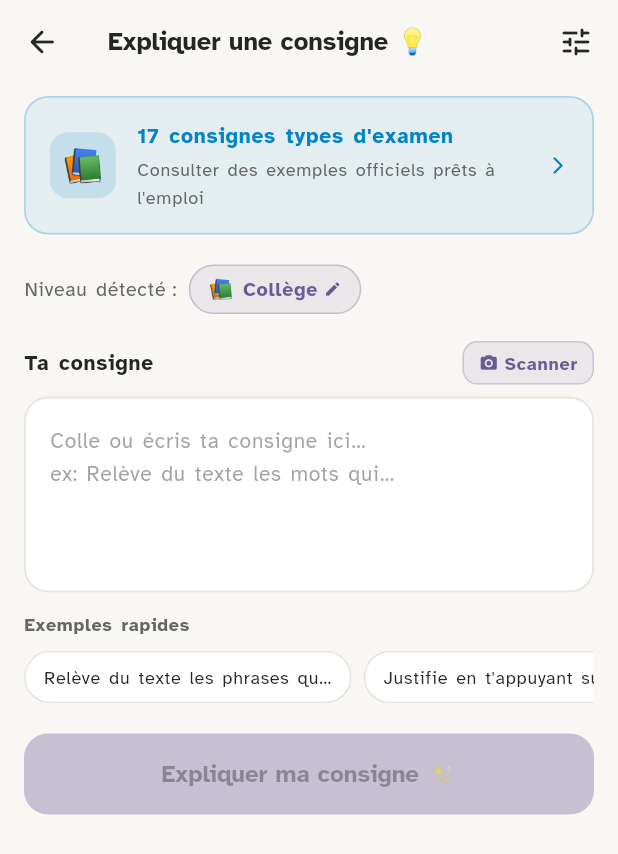
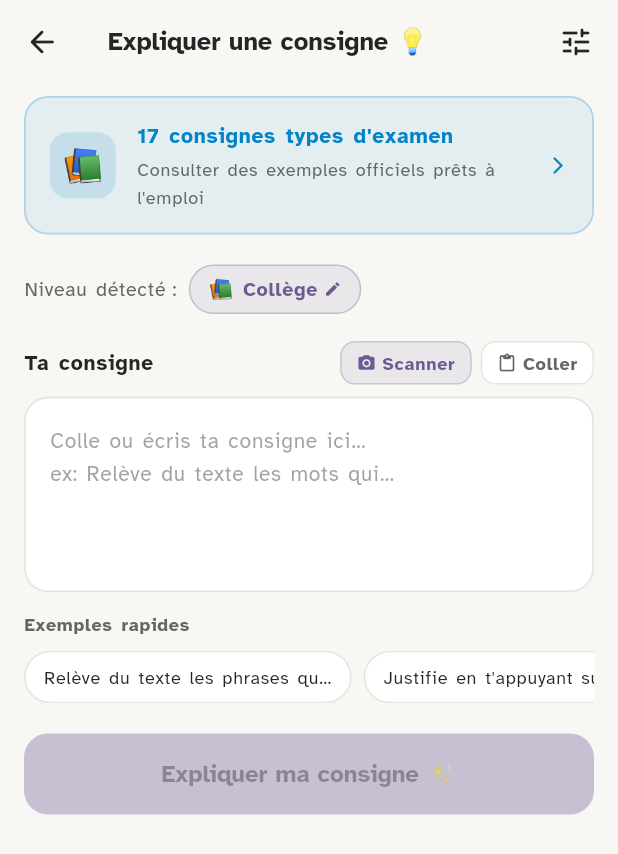
Before and after one commit to Abderrahmen-Benmakhloufi/dyclic, a Flutter app: the InstructionAiScreen screen opened directly, on a phone screen of 412 x 824 dp. Shown: the top 854 px of the screen. Run offline on Flutter 3.47's test engine with Material 3 defaults, Android fonts, the phone set to English and light mode, and no system bars; our stand-ins replace flutter_dotenv, flutter_riverpod, google_generative_ai, image_picker, shared_preferences; missing offline and left inert: google_mlkit_text_recognition; accounts and stored records are empty.

Commit message:
ui: add Coller (paste) button next to Scanner in InstructionAiScreen

```diff
--- a/app/lib/features/instructions/instruction_ai_screen.dart
+++ b/app/lib/features/instructions/instruction_ai_screen.dart
@@ -1,4 +1,5 @@
 import 'package:flutter/material.dart';
+import 'package:flutter/services.dart';
 import 'package:flutter_riverpod/flutter_riverpod.dart';
 
 import '../../core/learner_profile/learner_profile_notifier.dart';
@@ -283,6 +284,17 @@ class _InstructionAiScreenState extends ConsumerState<InstructionAiScreen> {
     _focusNode.requestFocus();
   }
 
+  Future<void> _pasteText() async {
+    final data = await Clipboard.getData(Clipboard.kTextPlain);
+    final text = data?.text?.trim() ?? '';
+    if (text.isNotEmpty) {
+      setState(() {
+        _controller.text = text;
+        _hasError = false;
+      });
+    }
+  }
+
   void _clearInput() {
     _controller.clear();
     setState(() {
@@ -349,6 +361,7 @@ class _InstructionAiScreenState extends ConsumerState<InstructionAiScreen> {
               onChanged: (_) => setState(() {}),
               onClear: _clearInput,
               onScan: _scanText,
+              onPaste: _pasteText,
               theme: theme,
             ),
             const SizedBox(height: 12),
@@ -551,6 +564,7 @@ class _InputSection extends StatelessWidget {
     required this.onChanged,
     required this.onClear,
     required this.onScan,
+    required this.onPaste,
     required this.theme,
   });
 
@@ -559,6 +573,7 @@ class _InputSection extends StatelessWidget {
   final ValueChanged<String> onChanged;
   final VoidCallback onClear;
   final VoidCallback onScan;
+  final VoidCallback onPaste;
   final ThemeData theme;
 
   @override
@@ -610,8 +625,38 @@ class _InputSection extends StatelessWidget {
                 ),
               ),
             ),
+            const SizedBox(width: 6),
+            // Paste button
+            GestureDetector(
+              onTap: onPaste,
+              child: Container(
+                padding:
+                    const EdgeInsets.symmetric(horizontal: 10, vertical: 4),
+                decoration: BoxDecoration(
+                  color: AppColors.surfaceCard,
+                  borderRadius: BorderRadius.circular(10),
+                  border: Border.all(color: AppColors.cardBorder),
+                ),
+                child: const Row(
+                  mainAxisSize: MainAxisSize.min,
+                  children: [
+                    Icon(Icons.content_paste_rounded,
+                        size: 13, color: AppColors.textSecondary),
+                    SizedBox(width: 4),
+                    Text(
+                      'Coller',
+                      style: TextStyle(
+                        fontSize: 12,
+                        color: AppColors.textSecondary,
+                        fontWeight: FontWeight.w600,
+                      ),
+                    ),
+                  ],
+                ),
+              ),
+            ),
             if (hasText) ...[
-              const SizedBox(width: 8),
+              const SizedBox(width: 6),
               GestureDetector(
                 onTap: onClear,
                 child: Container(
```
